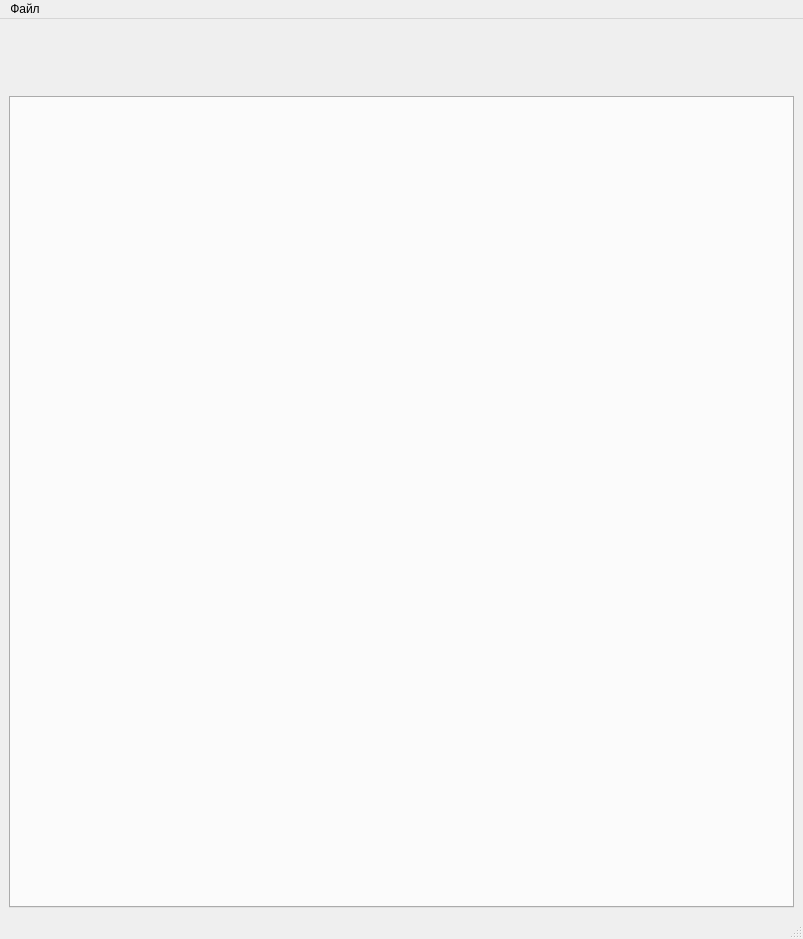
Before: the Qt Designer form mainwindow.ui in DonDubstep/Skill_Wheel_DnD, drawn with Qt 5.
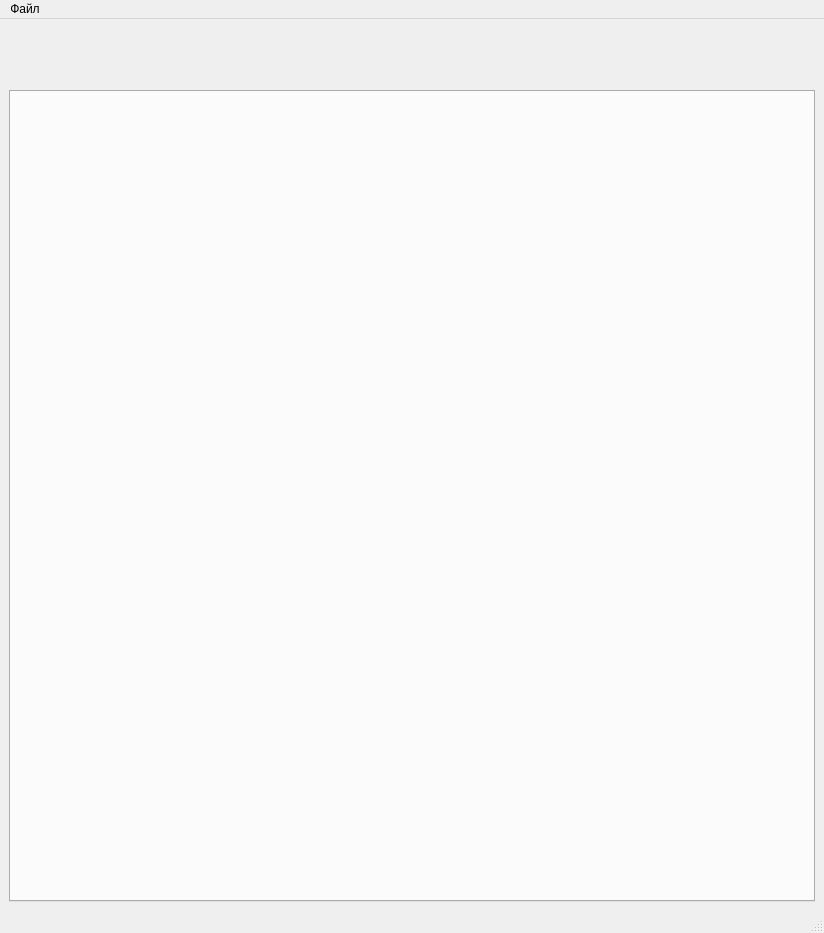
After: the same form once the commit is applied. Custom widgets are drawn as their Qt base class.

What changed in the file:
```diff
--- a/mainwindow.ui
+++ b/mainwindow.ui
@@ -9,8 +9,8 @@
    <rect>
     <x>0</x>
     <y>0</y>
-    <width>803</width>
-    <height>939</height>
+    <width>824</width>
+    <height>933</height>
    </rect>
   </property>
   <property name="sizePolicy">
@@ -42,6 +42,12 @@
   </property>
   <widget class="QWidget" name="centralwidget">
    <layout class="QVBoxLayout" name="verticalLayout_2">
+    <property name="spacing">
+     <number>0</number>
+    </property>
+    <property name="bottomMargin">
+     <number>9</number>
+    </property>
     <item>
      <widget class="HeaderWidget" name="header_widget" native="true">
       <property name="sizePolicy">
@@ -105,7 +111,7 @@
     <rect>
      <x>0</x>
      <y>0</y>
-     <width>803</width>
+     <width>824</width>
      <height>20</height>
     </rect>
    </property>
```
